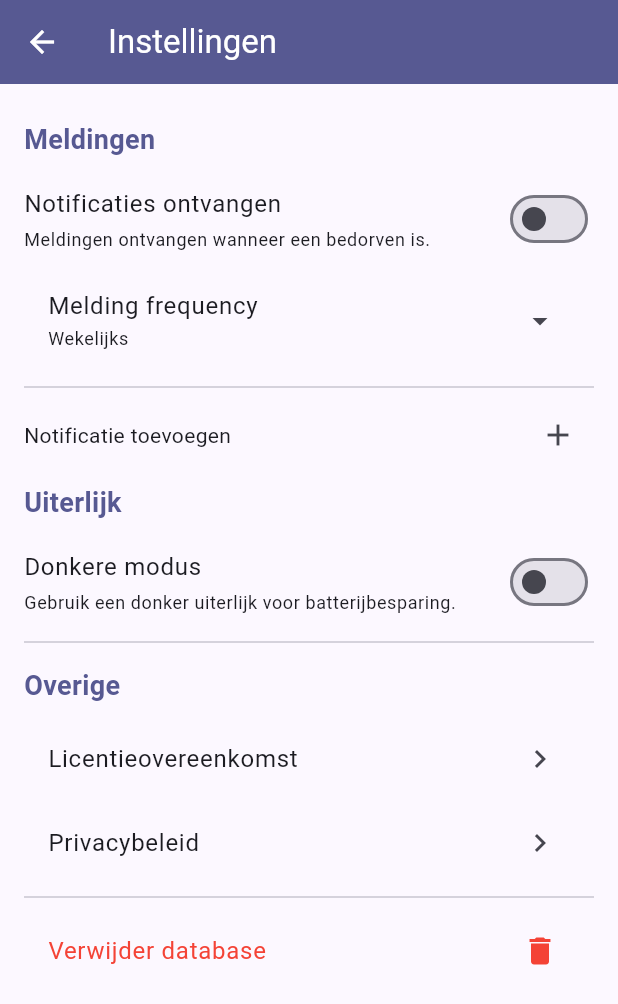
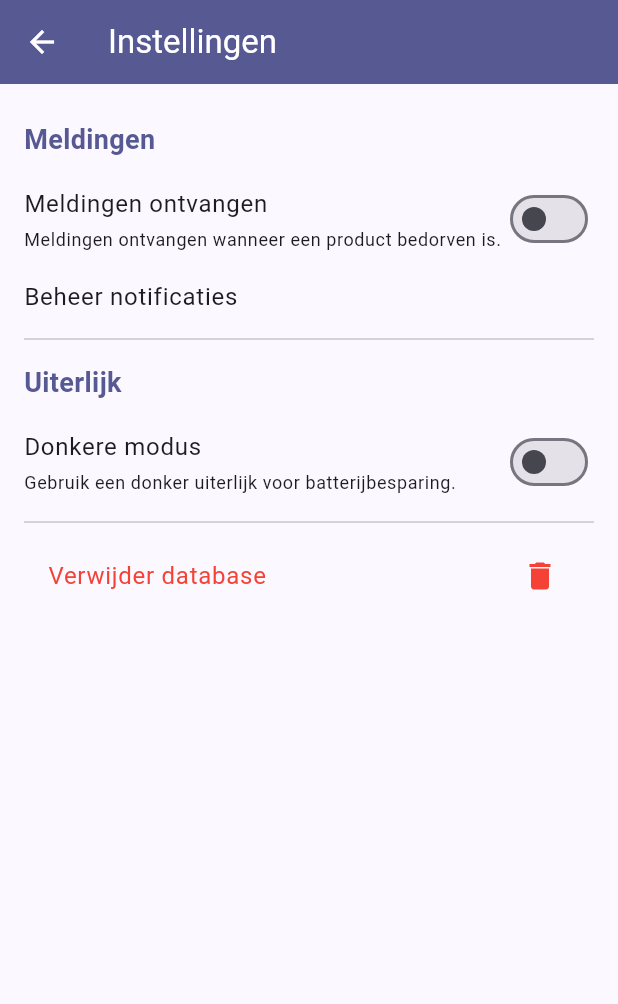
Before and after one commit to theartcher/freazy, a Flutter app: the SettingsPage screen opened by its route, on a phone screen of 412 x 824 dp. Shown: the top 1004 px of the screen. Run offline on Flutter 3.47's test engine with Material 3 defaults, Android fonts, the phone set to English and light mode, and no system bars; our stand-ins replace awesome_notifications, flutter_spinkit, go_router, shared_preferences, sqflite; missing offline and left inert: fuzzywuzzy, workmanager; accounts and stored records are empty.

Commit message:
[W.I.P] Updating settings page to allow for adding notifications.

```diff
--- /dev/null
+++ b/lib/models/reminder.dart
@@ -0,0 +1,63 @@
+enum ReminderType { week, day }
+
+extension ReminderTypeLabel on ReminderType {
+  String get label {
+    switch (this) {
+      case ReminderType.week:
+        return "weken";
+      case ReminderType.day:
+        return "dagen";
+    }
+  }
+}
+
+class Reminder {
+  int? id;
+  ReminderType type; // Enum for "week" or "day"
+  int amount; // Amount of weeks or days
+
+  Reminder({
+    this.id,
+    required this.type,
+    required this.amount,
+  });
+
+  /// Empty constructor with default values
+  Reminder.empty()
+      : id = null,
+        type = ReminderType.day,
+        amount = 0;
+
+  /// Convert object to a map
+  Map<String, Object?> toMap() {
+    return {
+      'id': id,
+      'type': type.name, // Use `.name` to store as a String
+      'amount': amount,
+    };
+  }
+
+  /// Create a copy of the object with optional overrides
+  Reminder copyWith({
+    int? id,
+    ReminderType? durationType,
+    int? durationValue,
+  }) {
+    return Reminder(
+      id: id ?? this.id,
+      type: durationType ?? type,
+      amount: durationValue ?? amount,
+    );
+  }
+
+  /// Create an object from a map
+  factory Reminder.fromMap(Map<dynamic, dynamic> map) {
+    return Reminder(
+      id: map['id'] as int?,
+      type: ReminderType.values.firstWhere(
+        (e) => e.name == map['type'], // Convert String back to Enum
+      ),
+      amount: map['amount'] as int,
+    );
+  }
+}
--- a/lib/pages/frozen_item/add-new.dart
+++ b/lib/pages/frozen_item/add-new.dart
@@ -12,7 +12,7 @@ import 'package:freazy/widgets/frozen_item_fields/weight-unit.dart';
 import 'package:freazy/widgets/frozen_item_fields/weight.dart';
 import 'package:go_router/go_router.dart';
 import 'package:freazy/models/item.dart';
-import 'package:freazy/utils/db_helper.dart';
+import 'package:freazy/utils/databases/item_database_helper.dart';
 import 'package:provider/provider.dart';
 
 class AddItemPage extends StatefulWidget {
@@ -25,7 +25,7 @@ class AddItemPage extends StatefulWidget {
 class _AddItemPageState extends State<AddItemPage> {
   final _formKey = GlobalKey<FormState>();
   final _focusHelper = FormFocusHelper();
-  final _dbHelper = DatabaseHelper();
+  final _dbHelper = ItemDatabaseHelper();
 
   late FrozenItemStore store;
   static const spaceBetweenItems = 8.0;
--- a/lib/pages/frozen_item/edit.dart
+++ b/lib/pages/frozen_item/edit.dart
@@ -12,7 +12,7 @@ import 'package:freazy/widgets/frozen_item_fields/weight-unit.dart';
 import 'package:freazy/widgets/frozen_item_fields/weight.dart';
 import 'package:go_router/go_router.dart';
 import 'package:freazy/models/item.dart';
-import 'package:freazy/utils/db_helper.dart';
+import 'package:freazy/utils/databases/item_database_helper.dart';
 import 'package:provider/provider.dart';
 
 class EditItemPage extends StatefulWidget {
@@ -27,7 +27,7 @@ class EditItemPage extends StatefulWidget {
 class _EditItemPageState extends State<EditItemPage> {
   final _formKey = GlobalKey<FormState>();
   final _focusHelper = FormFocusHelper();
-  final _dbHelper = DatabaseHelper();
+  final _dbHelper = ItemDatabaseHelper();
 
   late FrozenItemStore store;
   static const spaceBetweenItems = 8.0;
--- a/lib/pages/home.dart
+++ b/lib/pages/home.dart
@@ -4,7 +4,7 @@ import 'package:go_router/go_router.dart';
 import 'package:freazy/constants/constants.dart';
 import 'package:freazy/models/item.dart';
 import 'package:freazy/models/sort_type.dart';
-import 'package:freazy/utils/db_helper.dart';
+import 'package:freazy/utils/databases/item_database_helper.dart';
 import 'package:freazy/utils/search_helper.dart';
 import 'package:freazy/utils/sorting_helper.dart';
 import 'package:freazy/widgets/home/list_tile.dart';
@@ -19,7 +19,7 @@ class HomePage extends StatefulWidget {
 
 class _HomePageState extends State<HomePage> {
   final TextEditingController _searchController = TextEditingController();
-  final DatabaseHelper _dbHelper = DatabaseHelper();
+  final ItemDatabaseHelper _dbHelper = ItemDatabaseHelper();
   final title = 'Freazy';
 
   SortType _selectedSorting = SortType.toExpire;
--- a/lib/pages/settings.dart
+++ b/lib/pages/settings.dart
@@ -1,8 +1,10 @@
 import 'package:flutter/material.dart';
-import 'package:freazy/widgets/settings/notifications_selector.dart';
+import 'package:freazy/utils/preferences_manager.dart';
+import 'package:freazy/widgets/settings/menu_setting.dart';
+import 'package:freazy/widgets/settings/reminders.dart';
+import 'package:freazy/widgets/settings/reminders_dialogue.dart';
 import 'package:go_router/go_router.dart';
-import 'package:freazy/utils/db_helper.dart';
-import 'package:freazy/widgets/settings/dropdown_setting.dart';
+import 'package:freazy/utils/databases/item_database_helper.dart';
 import 'package:freazy/widgets/settings/toggle_switch_setting.dart';
 
 class SettingsPage extends StatefulWidget {
@@ -13,17 +15,13 @@ class SettingsPage extends StatefulWidget {
 }
 
 class _SettingsPageState extends State<SettingsPage> {
-  final DatabaseHelper _dbHelper = DatabaseHelper();
+  final ItemDatabaseHelper _dbHelper = ItemDatabaseHelper();
 
-  bool _receiveNotifications = false;
   bool _darkMode = false;
-  bool _locationServices = true;
-  List<String> notificationFrequencyOptions = [];
 
   @override
   void initState() {
     super.initState();
-    notificationFrequencyOptions.addAll(['Wekelijks', 'Dagelijks']);
   }
 
   @override
@@ -55,20 +53,9 @@ class _SettingsPageState extends State<SettingsPage> {
                   color: theme.colorScheme.primary),
             ),
           ),
-          ToggleSwitchSetting(
-            title: 'Notificaties ontvangen',
-            description: "Meldingen ontvangen wanneer een bedorven is.",
-            isToggled: _receiveNotifications,
-            changeValue: _toggleNotifications,
-          ),
-
-          DropdownSetting(
-            options: notificationFrequencyOptions,
-            selectedOption: 'Wekelijks',
-            title: 'Melding frequency',
-          ),
+          NotificationSettings(),
+          ReminderDialogue(),
           const Divider(),
-          NotificationSettings(),
           // Section: Appearance
           Padding(
             padding: const EdgeInsets.symmetric(vertical: 8.0),
@@ -87,34 +74,6 @@ class _SettingsPageState extends State<SettingsPage> {
             changeValue: _toggleDarkMode,
           ),
           const Divider(),
-
-          // Section: Other
-          Padding(
-            padding: const EdgeInsets.symmetric(vertical: 8.0),
-            child: Text(
-              'Overige',
-              style: TextStyle(
-                  fontSize: 18,
-                  fontWeight: FontWeight.bold,
-                  color: theme.colorScheme.primary),
-            ),
-          ),
-          ListTile(
-            title: const Text('Licentieovereenkomst'),
-            trailing: const Icon(Icons.chevron_right),
-            onTap: () {
-              // Navigate to license agreement page or show a dialog
-            },
-          ),
-          ListTile(
-            title: const Text('Privacybeleid'),
-            trailing: const Icon(Icons.chevron_right),
-            onTap: () {
-              // Navigate to privacy policy page or show a dialog
-            },
-          ),
-          const Divider(),
-
           // New Section: Delete Database
           ListTile(
             title: const Text(
@@ -130,21 +89,9 @@ class _SettingsPageState extends State<SettingsPage> {
     );
   }
 
-  void _toggleNotifications(bool value) {
-    setState(() {
-      _receiveNotifications = value;
-    });
-  }
-
   void _toggleDarkMode(bool value) {
     setState(() {
       _darkMode = value;
-    });
-  }
-
-  void _toggleLocationServices(bool value) {
-    setState(() {
-      _locationServices = value;
     });
   }
 
--- a/lib/utils/db_helper.dart
+++ b/lib/utils/databases/item_database_helper.dart
@@ -3,17 +3,17 @@ import 'package:path/path.dart';
 import 'package:sqflite/sqflite.dart';
 import 'package:freazy/models/item.dart';
 
-class DatabaseHelper {
-  static final DatabaseHelper _instance = DatabaseHelper._internal();
+class ItemDatabaseHelper {
+  static final ItemDatabaseHelper _instance = ItemDatabaseHelper._internal();
   static Database? _database;
 
   static const _table = "items";
 
-  factory DatabaseHelper() {
+  factory ItemDatabaseHelper() {
     return _instance;
   }
 
-  DatabaseHelper._internal();
+  ItemDatabaseHelper._internal();
 
   Future<Database> get database async {
     if (_database != null) return _database!;
--- a/lib/utils/notification_helper.dart
+++ b/lib/utils/notification_helper.dart
@@ -1,11 +1,11 @@
 import 'package:awesome_notifications/awesome_notifications.dart';
 import 'package:freazy/models/item.dart';
-import 'package:freazy/utils/db_helper.dart';
+import 'package:freazy/utils/databases/item_database_helper.dart';
 import 'package:freazy/utils/preferences_manager.dart';
 
 class NotificationHelper {
   Future<bool> sendNotifications() async {
-    DatabaseHelper db = DatabaseHelper();
+    ItemDatabaseHelper db = ItemDatabaseHelper();
 
     print("Checking for notifications");
 
--- a/lib/widgets/home/list_tile.dart
+++ b/lib/widgets/home/list_tile.dart
@@ -3,7 +3,7 @@ import 'package:go_router/go_router.dart';
 import 'package:intl/intl.dart';
 import 'package:freazy/constants/constants.dart';
 import 'package:freazy/models/item.dart';
-import 'package:freazy/utils/db_helper.dart';
+import 'package:freazy/utils/databases/item_database_helper.dart';
 
 class OverviewListTile extends StatelessWidget {
   final Function fetchItems;
@@ -14,7 +14,7 @@ class OverviewListTile extends StatelessWidget {
 
   @override
   Widget build(BuildContext context) {
-    final DatabaseHelper dbHelper = DatabaseHelper();
+    final ItemDatabaseHelper dbHelper = ItemDatabaseHelper();
     final theme = Theme.of(context);
 
     return Dismissible(
--- /dev/null
+++ b/lib/widgets/settings/menu_setting.dart
@@ -0,0 +1,57 @@
+import 'package:flutter/material.dart';
+import 'package:freazy/models/reminder.dart';
+
+class DialogueSettings extends StatelessWidget {
+  final String title;
+  final String? description;
+  final Function openMenu;
+  final IconData? icon;
+
+  const DialogueSettings({
+    super.key,
+    required this.title,
+    this.description,
+    required this.openMenu,
+    this.icon,
+  });
+
+  @override
+  Widget build(BuildContext context) {
+    final theme = Theme.of(context);
+
+    return GestureDetector(
+      onTap: () => this.openMenu(),
+      child: Padding(
+        padding: const EdgeInsets.symmetric(vertical: 8.0),
+        child: Row(
+          children: [
+            Expanded(
+              child: Column(
+                crossAxisAlignment: CrossAxisAlignment.start,
+                children: [
+                  Text(
+                    title,
+                    style: theme.textTheme.bodyLarge,
+                  ),
+                  if (description != null)
+                    Padding(
+                      padding: const EdgeInsets.only(top: 4.0),
+                      child: Text(
+                        description!,
+                        style: theme.textTheme.bodySmall,
+                      ),
+                    ),
+                ],
+              ),
+            ),
+            if (icon != null)
+              Icon(
+                icon,
+                size: 24,
+              )
+          ],
+        ),
+      ),
+    );
+  }
+}
--- /dev/null
+++ b/lib/widgets/settings/reminders.dart
@@ -0,0 +1,44 @@
+import 'package:flutter/material.dart';
+import 'package:freazy/models/reminder.dart';
+import 'package:freazy/utils/databases/reminder_database_helper.dart';
+import 'package:freazy/utils/preferences_manager.dart';
+import 'package:freazy/widgets/settings/reminder_selector.dart';
+import 'package:freazy/widgets/settings/toggle_switch_setting.dart';
+
+class NotificationSettings extends StatefulWidget {
+  const NotificationSettings({super.key});
+
+  @override
+  State<NotificationSettings> createState() => _NotificationSettingsState();
+}
+
+class _NotificationSettingsState extends State<NotificationSettings> {
+  bool _areNotificationsEnabled = false;
+
+  @override
+  void initState() {
+    super.initState();
+  }
+
+  @override
+  Widget build(BuildContext context) {
+    return Column(
+      children: [
+        ToggleSwitchSetting(
+          title: 'Meldingen ontvangen',
+          description: "Meldingen ontvangen wanneer een product bedorven is.",
+          isToggled: _areNotificationsEnabled,
+          changeValue: _toggleNotifications,
+        ),
+      ],
+    );
+  }
+
+  void _toggleNotifications(bool enableNotifications) async {
+    await PreferencesManager().saveReceiveNotifications(enableNotifications);
+
+    setState(() {
+      _areNotificationsEnabled = enableNotifications;
+    });
+  }
+}
```
Also changed, not shown: lib/utils/databases/reminder_database_helper.dart (added, +128 -0 lines), lib/utils/preferences_manager.dart (+10 -0 lines), lib/widgets/settings/notifications_selector.dart (deleted, +0 -80 lines), lib/widgets/settings/reminder_selector.dart (added, +97 -0 lines), lib/widgets/settings/reminders_dialogue.dart (added, +116 -0 lines), pubspec.lock, 5 other files.
